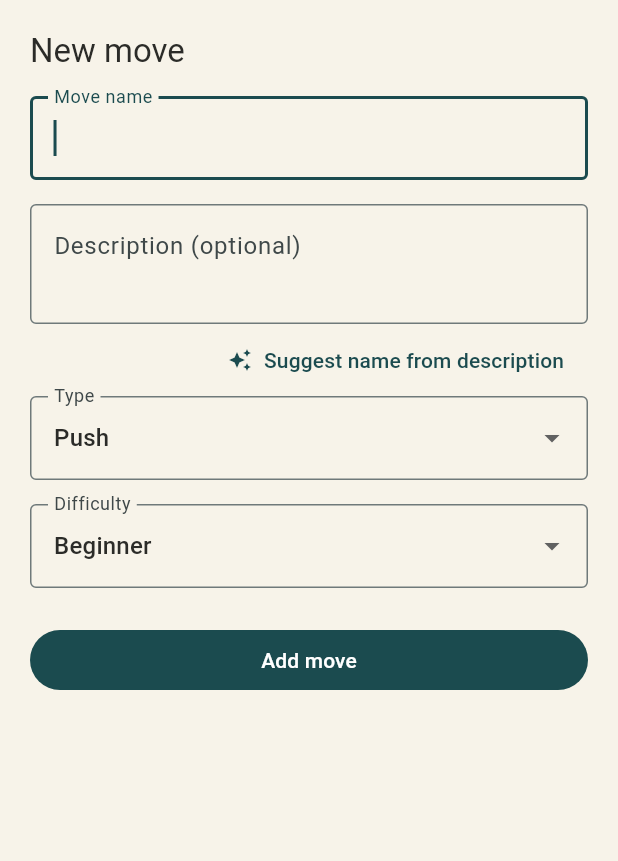
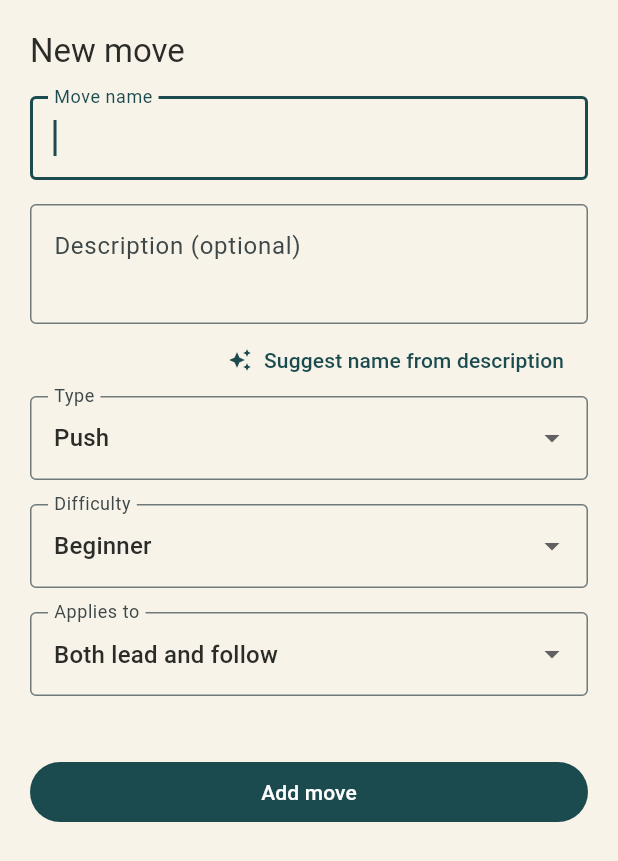
Before and after one commit to 501st-alpha1/swingbook, a Flutter app: the _MoveEditorSheet widget shown alone on an empty page, opened directly, after a tap on "Add move", on a phone screen of 412 x 824 dp. Shown: the top 861 px of the screen. Run offline on Flutter 3.47's test engine with Material 3 defaults, Android fonts, the phone set to English and light mode, and no system bars.

Commit message:
Implement limiting of moves to certain roles

```diff
--- a/lib/models/move.dart
+++ b/lib/models/move.dart
@@ -1,3 +1,5 @@
+import 'student.dart'; // for Role
+
 enum MoveType { push, pass, whip, starterStep, throwOut, pickUp, other }
 
 extension MoveTypeLabel on MoveType {
@@ -25,15 +27,24 @@ class Move {
   /// catalog moves with simple, well-known names.
   final String? description;
 
+  /// Which role(s) this move applies to. Null means both lead and follow.
+  /// Role.lead means lead-only, Role.follow means follow-only.
+  final Role? applicableTo;
+
   const Move({
     required this.id,
     required this.name,
     required this.type,
     required this.difficulty,
     this.description,
+    this.applicableTo,
   });
 
   bool get hasDescription => description != null && description!.trim().isNotEmpty;
+
+  /// Returns true if this move applies to the given role.
+  /// If applicableTo is null, it applies to all roles.
+  bool appliesTo(Role role) => applicableTo == null || applicableTo == role;
 
   factory Move.fromJson(Map<String, dynamic> json) => Move(
         id: json['id'] as String,
@@ -42,6 +53,9 @@ class Move {
         difficulty: Difficulty.values
             .byName(json['difficulty'] as String? ?? 'beginner'),
         description: json['description'] as String?,
+        applicableTo: json['applicableTo'] != null
+            ? Role.values.byName(json['applicableTo'] as String)
+            : null,
       );
 
   Map<String, dynamic> toJson() => {
@@ -50,6 +64,7 @@ class Move {
         'type': type.name,
         'difficulty': difficulty.name,
         if (description != null) 'description': description,
+        if (applicableTo != null) 'applicableTo': applicableTo!.name,
       };
 
   Move copyWith({
@@ -58,7 +73,9 @@ class Move {
     MoveType? type,
     Difficulty? difficulty,
     String? description,
+    Role? applicableTo,
     bool clearDescription = false,
+    bool clearApplicableTo = false,
   }) =>
       Move(
         id: id ?? this.id,
@@ -66,5 +83,6 @@ class Move {
         type: type ?? this.type,
         difficulty: difficulty ?? this.difficulty,
         description: clearDescription ? null : (description ?? this.description),
+        applicableTo: clearApplicableTo ? null : (applicableTo ?? this.applicableTo),
       );
 }
--- a/lib/screens/catalog_screen.dart
+++ b/lib/screens/catalog_screen.dart
@@ -77,7 +77,7 @@ class _MoveTile extends StatelessWidget {
       margin: const EdgeInsets.symmetric(horizontal: 12, vertical: 4),
       child: ListTile(
         title: Text(move.name),
-        subtitle: Text('${_typeLabel(move.type)} · ${_difficultyLabel(move.difficulty)}'),
+        subtitle: Text('${_typeLabel(move.type)} · ${_difficultyLabel(move.difficulty)}${_roleLabel(move.applicableTo)}'),
         onTap: move.hasDescription ? () => showMovePopup(context, move, const <String, Set<Role>>{}) : null,
         leading: move.hasDescription
             ? Icon(Icons.notes, size: 20, color: Colors.grey.shade500)
@@ -106,6 +106,12 @@ String _difficultyLabel(Difficulty d) => switch (d) {
       Difficulty.beginner => 'Beginner',
       Difficulty.intermediate => 'Intermediate',
       Difficulty.advanced => 'Advanced',
+    };
+
+String _roleLabel(Role? role) => switch (role) {
+      null => '',
+      Role.lead => ' · Lead only',
+      Role.follow => ' · Follow only',
     };
 
 void _confirmDelete(BuildContext context, Move move) {
@@ -155,6 +161,7 @@ class _MoveEditorSheetState extends State<_MoveEditorSheet> {
   late final TextEditingController _descriptionController;
   late MoveType _type;
   late Difficulty _difficulty;
+  late Role? _applicableTo;
 
   @override
   void initState() {
@@ -163,6 +170,7 @@ class _MoveEditorSheetState extends State<_MoveEditorSheet> {
     _descriptionController = TextEditingController(text: widget.existing?.description ?? '');
     _type = widget.existing?.type ?? MoveType.push;
     _difficulty = widget.existing?.difficulty ?? Difficulty.beginner;
+    _applicableTo = widget.existing?.applicableTo;
   }
 
   @override
@@ -195,6 +203,7 @@ class _MoveEditorSheetState extends State<_MoveEditorSheet> {
         type: _type,
         difficulty: _difficulty,
         description: description.isEmpty ? null : description,
+        applicableTo: _applicableTo,
       ));
     } else {
       appState.updateMove(widget.existing!.copyWith(
@@ -203,6 +212,8 @@ class _MoveEditorSheetState extends State<_MoveEditorSheet> {
         difficulty: _difficulty,
         description: description.isEmpty ? null : description,
         clearDescription: description.isEmpty,
+        applicableTo: _applicableTo,
+        clearApplicableTo: _applicableTo == null,
       ));
     }
     Navigator.pop(context);
@@ -281,6 +292,22 @@ class _MoveEditorSheetState extends State<_MoveEditorSheet> {
                 .toList(),
             onChanged: (v) => setState(() => _difficulty = v ?? _difficulty),
           ),
+          const SizedBox(height: 16),
+          DropdownButtonFormField<Role?>(
+            value: _applicableTo,
+            decoration: const InputDecoration(
+              labelText: 'Applies to',
+              hintText: 'Both by default',
+              border: OutlineInputBorder(),
+            ),
+            items: const [
+              DropdownMenuItem(value: null, child: Text('Both lead and follow')),
+              DropdownMenuItem(value: Role.lead, child: Text('Lead only')),
+              DropdownMenuItem(value: Role.follow, child: Text('Follow only')),
+            ],
+            onChanged: (v) => setState(() => _applicableTo = v),
+          ),
+          const SizedBox(height: 16),
           const SizedBox(height: 24),
           FilledButton(
             onPressed: _save,
--- a/lib/screens/session_screen.dart
+++ b/lib/screens/session_screen.dart
@@ -359,9 +359,11 @@ List<Move> _sortedFilteredMoves(
   List<MoveFilter> activeFilters,
   String activeSortId,
 ) {
-  var result = moves;
+  // Filter out moves that don't apply to this role
+  var result = moves.where((move) => move.appliesTo(role)).toList();
+
   if (attendees.isNotEmpty && activeFilters.isNotEmpty) {
-    result = moves.where((move) {
+    result = result.where((move) {
       return !activeFilters.any((f) => f.shouldHide(move, attendees, role));
     }).toList();
   }
--- a/lib/screens/student_detail_screen.dart
+++ b/lib/screens/student_detail_screen.dart
@@ -195,7 +195,10 @@ class _MovesList extends StatelessWidget {
   @override
   Widget build(BuildContext context) {
     final appState = context.watch<AppState>();
-    final moves = sortedMoves(appState.catalog);
+    final moves = sortedMoves(appState.catalog).where((move) {
+      // Only show moves that apply to at least one visible role
+      return visibleRoles.any((role) => move.appliesTo(role));
+    }).toList();
 
     if (moves.isEmpty) {
       return const Center(child: Text('No moves in catalog yet.'));
```
